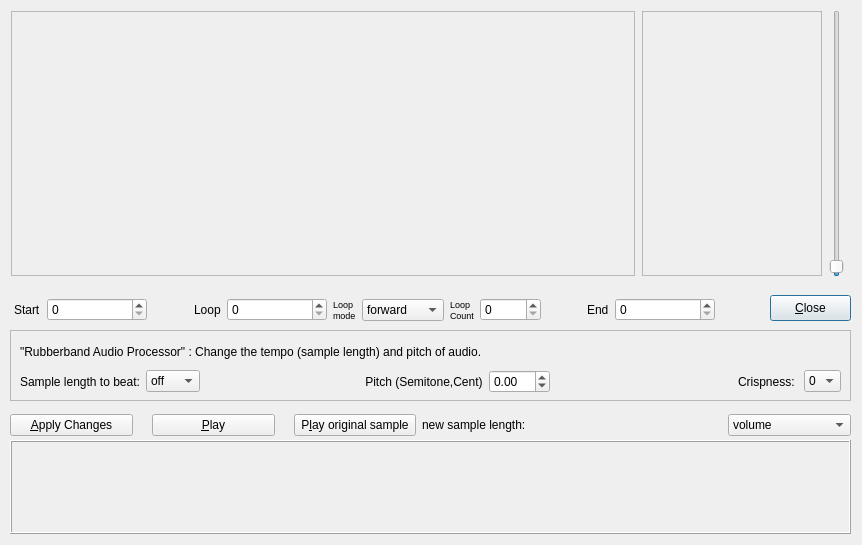
The window that src/gui/src/SampleEditor/SampleEditor_UI.ui (hydrogen-music/hydrogen) describes before a commit, drawn with Qt 5.
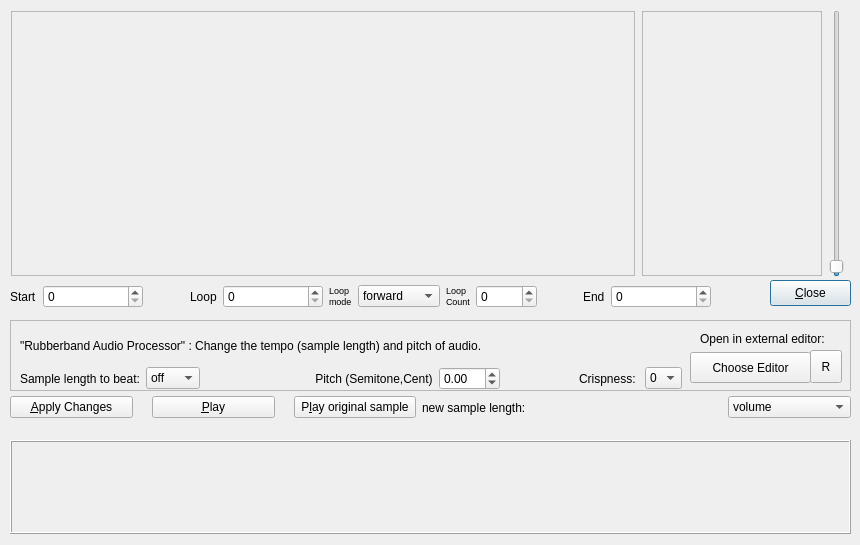
The same window after the commit.

Commit message: Basic functionality (proof of concept) for launching externaleditor from sample editor

```diff
--- a/src/gui/src/SampleEditor/SampleEditor_UI.ui
+++ b/src/gui/src/SampleEditor/SampleEditor_UI.ui
@@ -6,7 +6,7 @@
    <rect>
     <x>0</x>
     <y>0</y>
-    <width>862</width>
+    <width>860</width>
     <height>545</height>
    </rect>
   </property>
@@ -36,7 +36,7 @@
    <property name="geometry">
     <rect>
      <x>770</x>
-     <y>295</y>
+     <y>280</y>
      <width>81</width>
      <height>26</height>
     </rect>
@@ -48,10 +48,10 @@
   <widget class="QWidget" name="layoutWidget_1">
    <property name="geometry">
     <rect>
-     <x>14</x>
-     <y>295</y>
+     <x>10</x>
+     <y>280</y>
      <width>701</width>
-     <height>30</height>
+     <height>33</height>
     </rect>
    </property>
    <layout class="QHBoxLayout" name="spinboxesLayout">
@@ -228,7 +228,7 @@
     <rect>
      <x>10</x>
      <y>10</y>
-     <width>836</width>
+     <width>838</width>
      <height>267</height>
     </rect>
    </property>
@@ -296,7 +296,7 @@
    <property name="geometry">
     <rect>
      <x>10</x>
-     <y>330</y>
+     <y>320</y>
      <width>841</width>
      <height>71</height>
     </rect>
@@ -312,8 +312,8 @@
      <rect>
       <x>10</x>
       <y>10</y>
-      <width>821</width>
-      <height>53</height>
+      <width>662</width>
+      <height>60</height>
      </rect>
     </property>
     <layout class="QVBoxLayout" name="verticalLayout">
@@ -545,7 +545,7 @@
          </property>
          <property name="minimumSize">
           <size>
-           <width>150</width>
+           <width>100</width>
            <height>0</height>
           </size>
          </property>
@@ -682,14 +682,53 @@
      </item>
     </layout>
    </widget>
+   <widget class="QPushButton" name="externalEditorPushButton">
+    <property name="geometry">
+     <rect>
+      <x>680</x>
+      <y>32</y>
+      <width>121</width>
+      <height>31</height>
+     </rect>
+    </property>
+    <property name="text">
+     <string>Choose Editor</string>
+    </property>
+   </widget>
+   <widget class="QLabel" name="extEditorLabel">
+    <property name="geometry">
+     <rect>
+      <x>690</x>
+      <y>10</y>
+      <width>131</width>
+      <height>17</height>
+     </rect>
+    </property>
+    <property name="text">
+     <string>Open in external editor:</string>
+    </property>
+   </widget>
+   <widget class="QToolButton" name="reloadToolButton">
+    <property name="geometry">
+     <rect>
+      <x>800</x>
+      <y>30</y>
+      <width>32</width>
+      <height>33</height>
+     </rect>
+    </property>
+    <property name="text">
+     <string>R</string>
+    </property>
+   </widget>
   </widget>
   <widget class="QWidget" name="layoutWidget_4">
    <property name="geometry">
     <rect>
      <x>10</x>
-     <y>410</y>
+     <y>390</y>
      <width>841</width>
-     <height>30</height>
+     <height>35</height>
     </rect>
    </property>
    <layout class="QHBoxLayout" name="horizontalLayout_3">
```
Left out of the diff: 2 changed lines with no effect on the pictures. The commit also changes 2 other files.
